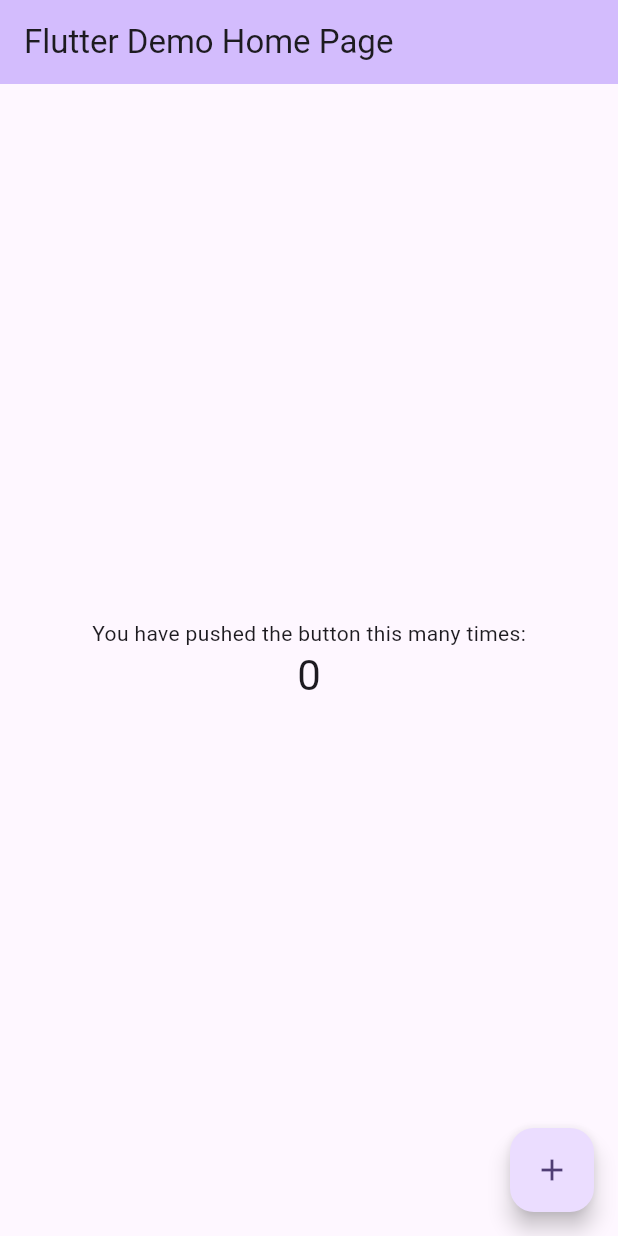
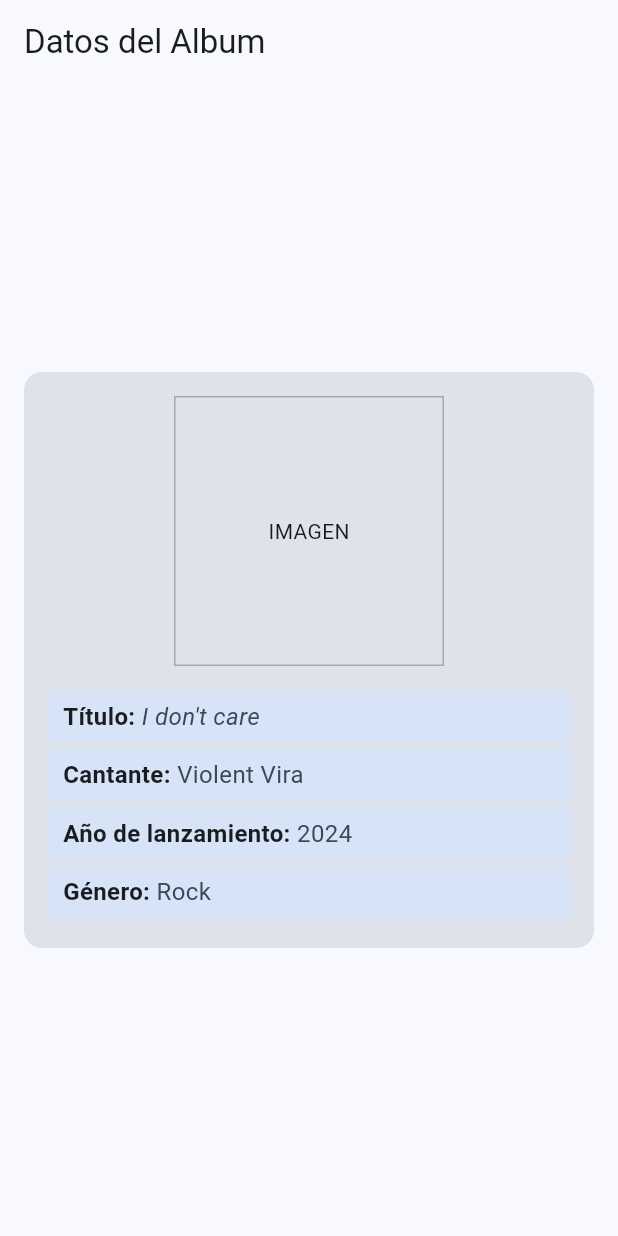
Before and after one commit to Yoshio28/album_biblio, a Flutter app: the screen it shows after launch, on a phone screen of 412 x 824 dp. Run offline on Flutter 3.47's test engine with Material 3 defaults, Android fonts, the phone set to English and light mode, and no system bars.

Commit message:
Actualizacion de avance de practica 2.2

```diff
--- a/lib/main.dart
+++ b/lib/main.dart
@@ -1,4 +1,5 @@
 import 'package:flutter/material.dart';
+import 'package:album_biblio/views/album_vista.dart';
 
 void main() {
   runApp(const MyApp());
@@ -7,116 +8,13 @@ void main() {
 class MyApp extends StatelessWidget {
   const MyApp({super.key});
 
-  // This widget is the root of your application.
   @override
   Widget build(BuildContext context) {
     return MaterialApp(
-      title: 'Flutter Demo',
-      theme: ThemeData(
-        // This is the theme of your application.
-        //
-        // TRY THIS: Try running your application with "flutter run". You'll see
-        // the application has a purple toolbar. Then, without quitting the app,
-        // try changing the seedColor in the colorScheme below to Colors.green
-        // and then invoke "hot reload" (save your changes or press the "hot
-        // reload" button in a Flutter-supported IDE, or press "r" if you used
-        // the command line to start the app).
-        //
-        // Notice that the counter didn't reset back to zero; the application
-        // state is not lost during the reload. To reset the state, use hot
-        // restart instead.
-        //
-        // This works for code too, not just values: Most code changes can be
-        // tested with just a hot reload.
-        colorScheme: ColorScheme.fromSeed(seedColor: Colors.deepPurple),
-      ),
-      home: const MyHomePage(title: 'Flutter Demo Home Page'),
+      debugShowCheckedModeBanner: false,
+      title: 'Demo Album',
+      theme: ThemeData(useMaterial3: true, colorSchemeSeed: Colors.blue),
+      home: AlbumVista(),
     );
   }
 }
-
-class MyHomePage extends StatefulWidget {
-  const MyHomePage({super.key, required this.title});
-
-  // This widget is the home page of your application. It is stateful, meaning
-  // that it has a State object (defined below) that contains fields that affect
-  // how it looks.
-
-  // This class is the configuration for the state. It holds the values (in this
-  // case the title) provided by the parent (in this case the App widget) and
-  // used by the build method of the State. Fields in a Widget subclass are
-  // always marked "final".
-
-  final String title;
-
-  @override
-  State<MyHomePage> createState() => _MyHomePageState();
-}
-
-class _MyHomePageState extends State<MyHomePage> {
-  int _counter = 0;
-
-  void _incrementCounter() {
-    setState(() {
-      // This call to setState tells the Flutter framework that something has
-      // changed in this State, which causes it to rerun the build method below
-      // so that the display can reflect the updated values. If we changed
-      // _counter without calling setState(), then the build method would not be
-      // called again, and so nothing would appear to happen.
-      _counter++;
-    });
-  }
-
-  @override
-  Widget build(BuildContext context) {
-    // This method is rerun every time setState is called, for instance as done
-    // by the _incrementCounter method above.
-    //
-    // The Flutter framework has been optimized to make rerunning build methods
-    // fast, so that you can just rebuild anything that needs updating rather
-    // than having to individually change instances of widgets.
-    return Scaffold(
-      appBar: AppBar(
-        // TRY THIS: Try changing the color here to a specific color (to
-        // Colors.amber, perhaps?) and trigger a hot reload to see the AppBar
-        // change color while the other colors stay the same.
-        backgroundColor: Theme.of(context).colorScheme.inversePrimary,
-        // Here we take the value from the MyHomePage object that was created by
-        // the App.build method, and use it to set our appbar title.
-        title: Text(widget.title),
-      ),
-      body: Center(
-        // Center is a layout widget. It takes a single child and positions it
-        // in the middle of the parent.
-        child: Column(
-          // Column is also a layout widget. It takes a list of children and
-          // arranges them vertically. By default, it sizes itself to fit its
-          // children horizontally, and tries to be as tall as its parent.
-          //
-          // Column has various properties to control how it sizes itself and
-          // how it positions its children. Here we use mainAxisAlignment to
-          // center the children vertically; the main axis here is the vertical
-          // axis because Columns are vertical (the cross axis would be
-          // horizontal).
-          //
-          // TRY THIS: Invoke "debug painting" (choose the "Toggle Debug Paint"
-          // action in the IDE, or press "p" in the console), to see the
-          // wireframe for each widget.
-          mainAxisAlignment: MainAxisAlignment.center,
-          children: <Widget>[
-            const Text('You have pushed the button this many times:'),
-            Text(
-              '$_counter',
-              style: Theme.of(context).textTheme.headlineMedium,
-            ),
-          ],
-        ),
-      ),
-      floatingActionButton: FloatingActionButton(
-        onPressed: _incrementCounter,
-        tooltip: 'Increment',
-        child: const Icon(Icons.add),
-      ), // This trailing comma makes auto-formatting nicer for build methods.
-    );
-  }
-}
--- /dev/null
+++ b/lib/views/album_vista.dart
@@ -0,0 +1,89 @@
+import 'package:flutter/material.dart';
+
+class Album {
+  String? id = "0000";
+  String titulo = "I don't care";
+  String artista = "Violent Vira";
+  int anio = 2024;
+  String gender = "Rock";
+}
+
+class AlbumVista extends StatelessWidget {
+  final Album album = Album();
+  AlbumVista({super.key});
+
+  @override
+  Widget build(BuildContext context) {
+    return Scaffold(
+      appBar: AppBar(title: const Text("Datos del Album")),
+      body: Center(
+        child: Container(
+          margin: const EdgeInsets.all(16),
+          padding: const EdgeInsets.all(16),
+          decoration: BoxDecoration(
+            color: Theme.of(context).colorScheme.surfaceVariant,
+            borderRadius: BorderRadius.circular(12),
+          ),
+          child: Column(
+            mainAxisSize: MainAxisSize.min,
+            children: [
+              // Imagen simulada
+              Container(
+                height: 180,
+                width: 180,
+                decoration: BoxDecoration(
+                  border: Border.all(color: Colors.black26),
+                ),
+                child: const Center(child: Text("IMAGEN")),
+              ),
+              const SizedBox(height: 16),
+
+              infoRow(
+                context,
+                titulo: "Título: ",
+                valor: album.titulo,
+                italic: true,
+              ),
+              infoRow(context, titulo: "Cantante: ", valor: album.artista),
+              infoRow(
+                context,
+                titulo: "Año de lanzamiento: ",
+                valor: album.anio.toString(),
+              ),
+              infoRow(context, titulo: "Género: ", valor: album.gender),
+            ],
+          ),
+        ),
+      ),
+    );
+  }
+
+  Widget infoRow(
+    BuildContext context, {
+    required String titulo,
+    required String valor,
+    bool italic = false,
+  }) {
+    return Container(
+      padding: const EdgeInsets.symmetric(vertical: 6, horizontal: 10),
+      margin: const EdgeInsets.only(bottom: 4),
+      color: Theme.of(context).colorScheme.secondaryContainer,
+      child: Row(
+        children: [
+          Text(
+            titulo,
+            style: const TextStyle(fontWeight: FontWeight.bold, fontSize: 16),
+          ),
+          Text(
+            valor,
+            style: TextStyle(
+              fontStyle: italic ? FontStyle.italic : FontStyle.normal,
+              fontSize: 16,
+              color: Theme.of(context).colorScheme.onSecondaryContainer,
+            ),
+          ),
+        ],
+      ),
+    );
+  }
+}
```
Also changed, not shown: lib/views/perfil_usuario.dart (added).
